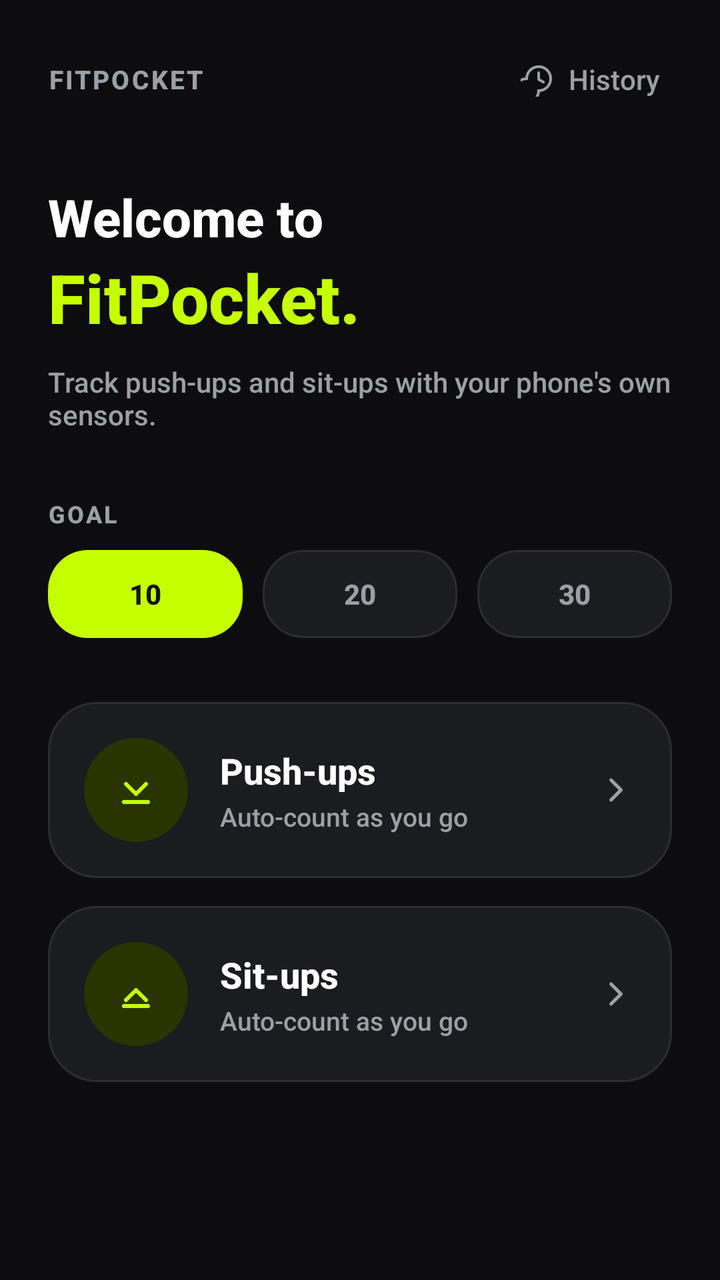
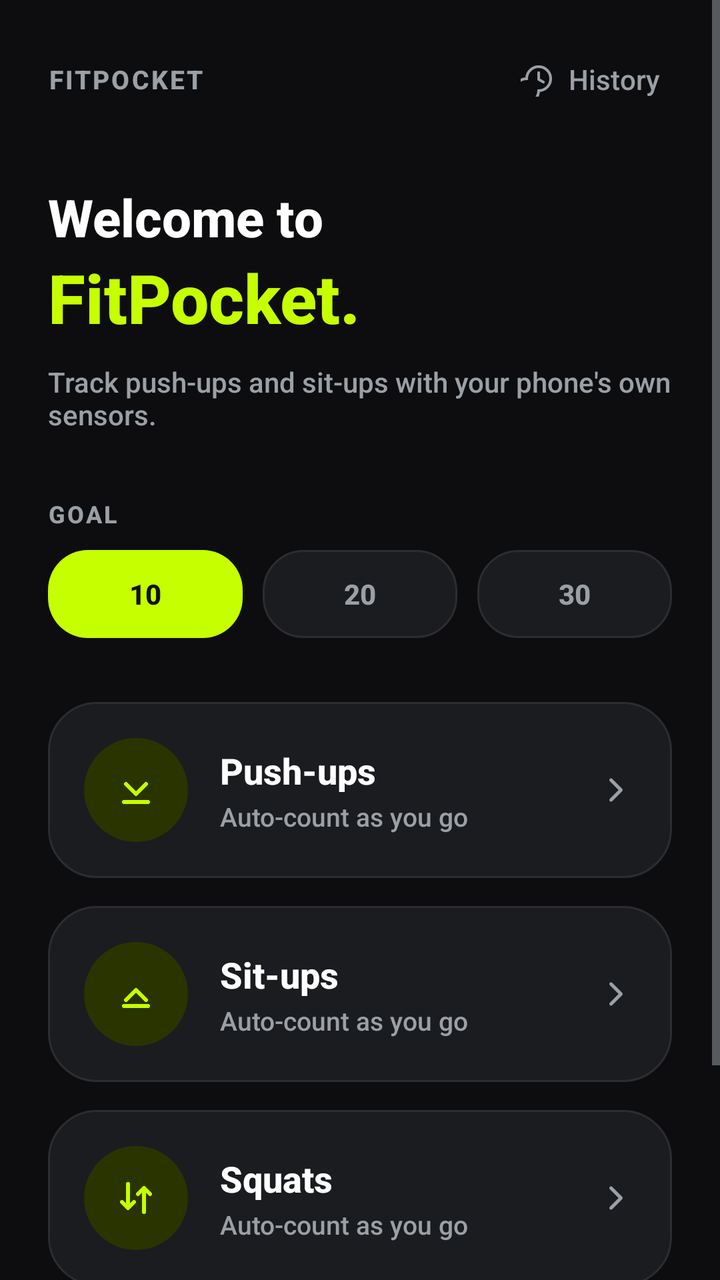

Screens rendered from an Android XML layout before and after an edit, with the pre-edit source and the edit as a unified diff.
<!-- AndroidManifest.xml: application theme Theme.FitPocket -->
<!-- res/layout/activity_menu.xml -->
<?xml version="1.0" encoding="utf-8"?>
<FrameLayout xmlns:android="http://schemas.android.com/apk/res/android"
    android:id="@+id/menuRoot"
    android:layout_width="match_parent"
    android:layout_height="match_parent"
    android:background="@color/background">

    <ScrollView
        android:layout_width="match_parent"
        android:layout_height="match_parent"
        android:fillViewport="true">

        <LinearLayout
            android:layout_width="match_parent"
            android:layout_height="wrap_content"
            android:orientation="vertical"
            android:padding="24dp">

            
            <LinearLayout
                android:layout_width="match_parent"
                android:layout_height="wrap_content"
                android:gravity="center_vertical"
                android:orientation="horizontal">

                <TextView
                    android:layout_width="wrap_content"
                    android:layout_height="wrap_content"
                    android:letterSpacing="0.08"
                    android:text="FITPOCKET"
                    android:textColor="@color/text_secondary"
                    android:textSize="13sp"
                    android:textStyle="bold" />

                <View
                    android:layout_width="0dp"
                    android:layout_height="1dp"
                    android:layout_weight="1" />

                <LinearLayout
                    android:id="@+id/btnHistory"
                    android:layout_width="wrap_content"
                    android:layout_height="wrap_content"
                    android:background="?attr/selectableItemBackgroundBorderless"
                    android:clickable="true"
                    android:focusable="true"
                    android:gravity="center_vertical"
                    android:orientation="horizontal"
                    android:padding="6dp">

                    <ImageView
                        android:layout_width="18dp"
                        android:layout_height="18dp"
                        android:src="@drawable/ic_history_line"
                        android:tint="@color/text_secondary" />

                    <TextView
                        android:layout_width="wrap_content"
                        android:layout_height="wrap_content"
                        android:layout_marginStart="6dp"
                        android:text="History"
                        android:textColor="@color/text_secondary"
                        android:textSize="14sp" />
                </LinearLayout>
            </LinearLayout>

            
            <TextView
                android:layout_width="match_parent"
                android:layout_height="wrap_content"
                android:layout_marginTop="36dp"
                android:text="Welcome to"
                android:textColor="@color/text_primary"
                android:textSize="26sp"
                android:textStyle="bold" />

            <TextView
                android:layout_width="match_parent"
                android:layout_height="wrap_content"
                android:text="FitPocket."
                android:textColor="@color/primary"
                android:textSize="34sp"
                android:textStyle="bold" />

            <TextView
                android:layout_width="match_parent"
                android:layout_height="wrap_content"
                android:layout_marginTop="10dp"
                android:text="Track push-ups and sit-ups with your phone's own sensors."
                android:textColor="@color/text_secondary"
                android:textSize="14sp" />

            
            <TextView
                android:layout_width="match_parent"
                android:layout_height="wrap_content"
                android:layout_marginTop="32dp"
                android:letterSpacing="0.08"
                android:text="GOAL"
                android:textColor="@color/text_secondary"
                android:textSize="12sp"
                android:textStyle="bold" />

            <RadioGroup
                android:id="@+id/goalGroup"
                android:layout_width="match_parent"
                android:layout_height="wrap_content"
                android:layout_marginTop="10dp"
                android:orientation="horizontal">

                <RadioButton
                    android:id="@+id/goal10"
                    android:layout_width="0dp"
                    android:layout_height="44dp"
                    android:layout_weight="1"
                    android:background="@drawable/bg_goal_pill"
                    android:button="@null"
                    android:checked="true"
                    android:gravity="center"
                    android:text="10"
                    android:textColor="@color/goal_pill_text"
                    android:textStyle="bold" />

                <RadioButton
                    android:id="@+id/goal20"
                    android:layout_width="0dp"
                    android:layout_height="44dp"
                    android:layout_marginStart="10dp"
                    android:layout_weight="1"
                    android:background="@drawable/bg_goal_pill"
                    android:button="@null"
                    android:gravity="center"
                    android:text="20"
                    android:textColor="@color/goal_pill_text"
                    android:textStyle="bold" />

                <RadioButton
                    android:id="@+id/goal30"
                    android:layout_width="0dp"
                    android:layout_height="44dp"
                    android:layout_marginStart="10dp"
                    android:layout_weight="1"
                    android:background="@drawable/bg_goal_pill"
                    android:button="@null"
                    android:gravity="center"
                    android:text="30"
                    android:textColor="@color/goal_pill_text"
                    android:textStyle="bold" />
            </RadioGroup>

            
            <LinearLayout
                android:id="@+id/btnPushUp"
                android:layout_width="match_parent"
                android:layout_height="wrap_content"
                android:layout_marginTop="32dp"
                android:background="@drawable/bg_card"
                android:clickable="true"
                android:focusable="true"
                android:foreground="?attr/selectableItemBackground"
                android:gravity="center_vertical"
                android:orientation="horizontal"
                android:padding="18dp">

                <FrameLayout
                    android:layout_width="52dp"
                    android:layout_height="52dp"
                    android:background="@drawable/bg_icon_badge">

                    <ImageView
                        android:layout_width="24dp"
                        android:layout_height="24dp"
                        android:layout_gravity="center"
                        android:src="@drawable/ic_chevron_down_line"
                        android:tint="@color/primary" />
                </FrameLayout>

                <LinearLayout
                    android:layout_width="0dp"
                    android:layout_height="wrap_content"
                    android:layout_marginStart="16dp"
                    android:layout_weight="1"
                    android:orientation="vertical">

                    <TextView
                        android:layout_width="wrap_content"
                        android:layout_height="wrap_content"
                        android:text="Push-ups"
                        android:textColor="@color/text_primary"
                        android:textSize="18sp"
                        android:textStyle="bold" />

                    <TextView
                        android:layout_width="wrap_content"
                        android:layout_height="wrap_content"
                        android:layout_marginTop="2dp"
                        android:text="Auto-count as you go"
                        android:textColor="@color/text_secondary"
                        android:textSize="13sp" />
                </LinearLayout>

                <ImageView
                    android:layout_width="20dp"
                    android:layout_height="20dp"
                    android:src="@drawable/ic_chevron_right_line"
                    android:tint="@color/text_secondary" />
            </LinearLayout>

            <LinearLayout
                android:id="@+id/btnSitUp"
                android:layout_width="match_parent"
                android:layout_height="wrap_content"
                android:layout_marginTop="14dp"
                android:background="@drawable/bg_card"
                android:clickable="true"
                android:focusable="true"
                android:foreground="?attr/selectableItemBackground"
                android:gravity="center_vertical"
                android:orientation="horizontal"
                android:padding="18dp">

                <FrameLayout
                    android:layout_width="52dp"
                    android:layout_height="52dp"
                    android:background="@drawable/bg_icon_badge">

                    <ImageView
                        android:layout_width="24dp"
                        android:layout_height="24dp"
                        android:layout_gravity="center"
                        android:src="@drawable/ic_chevron_up_line"
                        android:tint="@color/primary" />
                </FrameLayout>

                <LinearLayout
                    android:layout_width="0dp"
                    android:layout_height="wrap_content"
                    android:layout_marginStart="16dp"
                    android:layout_weight="1"
                    android:orientation="vertical">

                    <TextView
                        android:layout_width="wrap_content"
                        android:layout_height="wrap_content"
                        android:text="Sit-ups"
                        android:textColor="@color/text_primary"
                        android:textSize="18sp"
                        android:textStyle="bold" />

                    <TextView
                        android:layout_width="wrap_content"
                        android:layout_height="wrap_content"
                        android:layout_marginTop="2dp"
                        android:text="Auto-count as you go"
                        android:textColor="@color/text_secondary"
                        android:textSize="13sp" />
                </LinearLayout>

                <ImageView
                    android:layout_width="20dp"
                    android:layout_height="20dp"
                    android:src="@drawable/ic_chevron_right_line"
                    android:tint="@color/text_secondary" />
            </LinearLayout>

        </LinearLayout>
    </ScrollView>
</FrameLayout>
<!-- resources referenced by this layout -->
<resources>
  <color name="background">#0D0D0F</color>
  <color name="primary">#C6FF00</color>
  <color name="text_primary">#FFFFFF</color>
  <color name="text_secondary">#9AA0A6</color>
  <!-- drawable bg_card (drawable) -->
  <?xml version="1.0" encoding="utf-8"?>
  <shape xmlns:android="http://schemas.android.com/apk/res/android" android:shape="rectangle">
      <solid android:color="@color/surface" />
      <corners android:radius="24dp" />
      <stroke android:width="1dp" android:color="@color/stroke" />
  </shape>
  <!-- drawable bg_goal_pill (drawable) -->
  <?xml version="1.0" encoding="utf-8"?>
  <selector xmlns:android="http://schemas.android.com/apk/res/android">
      <item android:state_checked="true">
          <shape android:shape="rectangle">
              <solid android:color="@color/primary" />
              <corners android:radius="20dp" />
          </shape>
      </item>
      <item>
          <shape android:shape="rectangle">
              <solid android:color="@color/surface" />
              <corners android:radius="20dp" />
              <stroke android:width="1dp" android:color="@color/stroke" />
          </shape>
      </item>
  </selector>
  <!-- drawable bg_icon_badge (drawable) -->
  <?xml version="1.0" encoding="utf-8"?>
  <shape xmlns:android="http://schemas.android.com/apk/res/android" android:shape="oval">
      <solid android:color="#2A3400" />
  </shape>
  <!-- drawable ic_chevron_right_line (drawable) -->
  <?xml version="1.0" encoding="utf-8"?>
  <vector xmlns:android="http://schemas.android.com/apk/res/android"
      android:width="24dp"
      android:height="24dp"
      android:viewportWidth="24"
      android:viewportHeight="24">
      <path
          android:fillColor="#00000000"
          android:strokeColor="#FFFFFF"
          android:strokeWidth="2"
          android:strokeLineCap="round"
          android:strokeLineJoin="round"
          android:pathData="M9,6 L15,12 L9,18" />
  </vector>
  <color name="surface">#1B1C1F</color>
  <color name="stroke">#2C2D31</color>
  <color name="accent">#C6FF00</color>
  <!-- unchanged entries left out for length: 4 -->
</resources>

<!-- the commit's change to res/layout/activity_menu.xml (unified diff, before → after) -->
@@ -263,6 +263,120 @@
                     android:tint="@color/text_secondary" />
             </LinearLayout>
 
+            <LinearLayout
+                android:id="@+id/btnSquat"
+                android:layout_width="match_parent"
+                android:layout_height="wrap_content"
+                android:layout_marginTop="14dp"
+                android:background="@drawable/bg_card"
+                android:clickable="true"
+                android:focusable="true"
+                android:foreground="?attr/selectableItemBackground"
+                android:gravity="center_vertical"
+                android:orientation="horizontal"
+                android:padding="18dp">
+
+                <FrameLayout
+                    android:layout_width="52dp"
+                    android:layout_height="52dp"
+                    android:background="@drawable/bg_icon_badge">
+
+                    <ImageView
+                        android:layout_width="24dp"
+                        android:layout_height="24dp"
+                        android:layout_gravity="center"
+                        android:src="@drawable/ic_squat_line"
+                        android:tint="@color/primary" />
+                </FrameLayout>
+
+                <LinearLayout
+                    android:layout_width="0dp"
+                    android:layout_height="wrap_content"
+                    android:layout_marginStart="16dp"
+                    android:layout_weight="1"
+                    android:orientation="vertical">
+
+                    <TextView
+                        android:layout_width="wrap_content"
+                        android:layout_height="wrap_content"
+                        android:text="Squats"
+                        android:textColor="@color/text_primary"
+                        android:textSize="18sp"
+                        android:textStyle="bold" />
+
+                    <TextView
+                        android:layout_width="wrap_content"
+                        android:layout_height="wrap_content"
+                        android:layout_marginTop="2dp"
+                        android:text="Auto-count as you go"
+                        android:textColor="@color/text_secondary"
+                        android:textSize="13sp" />
+                </LinearLayout>
+
+                <ImageView
+                    android:layout_width="20dp"
+                    android:layout_height="20dp"
+                    android:src="@drawable/ic_chevron_right_line"
+                    android:tint="@color/text_secondary" />
+            </LinearLayout>
+
+            <LinearLayout
+                android:id="@+id/btnJumpingJack"
+                android:layout_width="match_parent"
+                android:layout_height="wrap_content"
+                android:layout_marginTop="14dp"
+                android:background="@drawable/bg_card"
+                android:clickable="true"
+                android:focusable="true"
+                android:foreground="?attr/selectableItemBackground"
+                android:gravity="center_vertical"
+                android:orientation="horizontal"
+                android:padding="18dp">
+
+                <FrameLayout
+                    android:layout_width="52dp"
+                    android:layout_height="52dp"
+                    android:background="@drawable/bg_icon_badge">
+
+                    <ImageView
+                        android:layout_width="24dp"
+                        android:layout_height="24dp"
+                        android:layout_gravity="center"
+                        android:src="@drawable/ic_jumping_jack_line"
+                        android:tint="@color/primary" />
+                </FrameLayout>
+
+                <LinearLayout
+                    android:layout_width="0dp"
+                    android:layout_height="wrap_content"
+                    android:layout_marginStart="16dp"
+                    android:layout_weight="1"
+                    android:orientation="vertical">
+
+                    <TextView
+                        android:layout_width="wrap_content"
+                        android:layout_height="wrap_content"
+                        android:text="Jumping Jacks"
+                        android:textColor="@color/text_primary"
+                        android:textSize="18sp"
+                        android:textStyle="bold" />
+
+                    <TextView
+                        android:layout_width="wrap_content"
+                        android:layout_height="wrap_content"
+                        android:layout_marginTop="2dp"
+                        android:text="Auto-count as you go"
+                        android:textColor="@color/text_secondary"
+                        android:textSize="13sp" />
+                </LinearLayout>
+
+                <ImageView
+                    android:layout_width="20dp"
+                    android:layout_height="20dp"
+                    android:src="@drawable/ic_chevron_right_line"
+                    android:tint="@color/text_secondary" />
+            </LinearLayout>
+
         </LinearLayout>
     </ScrollView>
 </FrameLayout>
<!-- resource entries referenced after the edit -->
@@ -48,6 +48,52 @@
           android:strokeLineJoin="round"
           android:pathData="M9,6 L15,12 L9,18" />
   </vector>
+  <!-- drawable ic_jumping_jack_line (drawable) -->
+  <?xml version="1.0" encoding="utf-8"?>
+  <vector xmlns:android="http://schemas.android.com/apk/res/android"
+      android:width="24dp"
+      android:height="24dp"
+      android:viewportWidth="24"
+      android:viewportHeight="24">
+      
+      <path
+          android:fillColor="#00000000"
+          android:strokeColor="#FFFFFF"
+          android:strokeWidth="1.8"
+          android:pathData="M10.2,5 A1.8,1.8 0 1 1 13.8,5 A1.8,1.8 0 1 1 10.2,5 Z" />
+      
+      <path
+          android:fillColor="#00000000"
+          android:strokeColor="#FFFFFF"
+          android:strokeWidth="2"
+          android:strokeLineCap="round"
+          android:strokeLineJoin="round"
+          android:pathData="M12,7.6 L12,14 M5.5,8.5 L12,11.5 L18.5,8.5 M7,20 L12,14 L17,20" />
+  </vector>
+  <!-- drawable ic_squat_line (drawable) -->
+  <?xml version="1.0" encoding="utf-8"?>
+  <vector xmlns:android="http://schemas.android.com/apk/res/android"
+      android:width="24dp"
+      android:height="24dp"
+      android:viewportWidth="24"
+      android:viewportHeight="24">
+      
+      <path
+          android:fillColor="#00000000"
+          android:strokeColor="#FFFFFF"
+          android:strokeWidth="2"
+          android:strokeLineCap="round"
+          android:strokeLineJoin="round"
+          android:pathData="M8,5 L8,17 M5,14 L8,17 L11,14" />
+      
+      <path
+          android:fillColor="#00000000"
+          android:strokeColor="#FFFFFF"
+          android:strokeWidth="2"
+          android:strokeLineCap="round"
+          android:strokeLineJoin="round"
+          android:pathData="M16,19 L16,7 M13,10 L16,7 L19,10" />
+  </vector>
   <color name="surface">#1B1C1F</color>
   <color name="stroke">#2C2D31</color>
   <color name="accent">#C6FF00</color>
